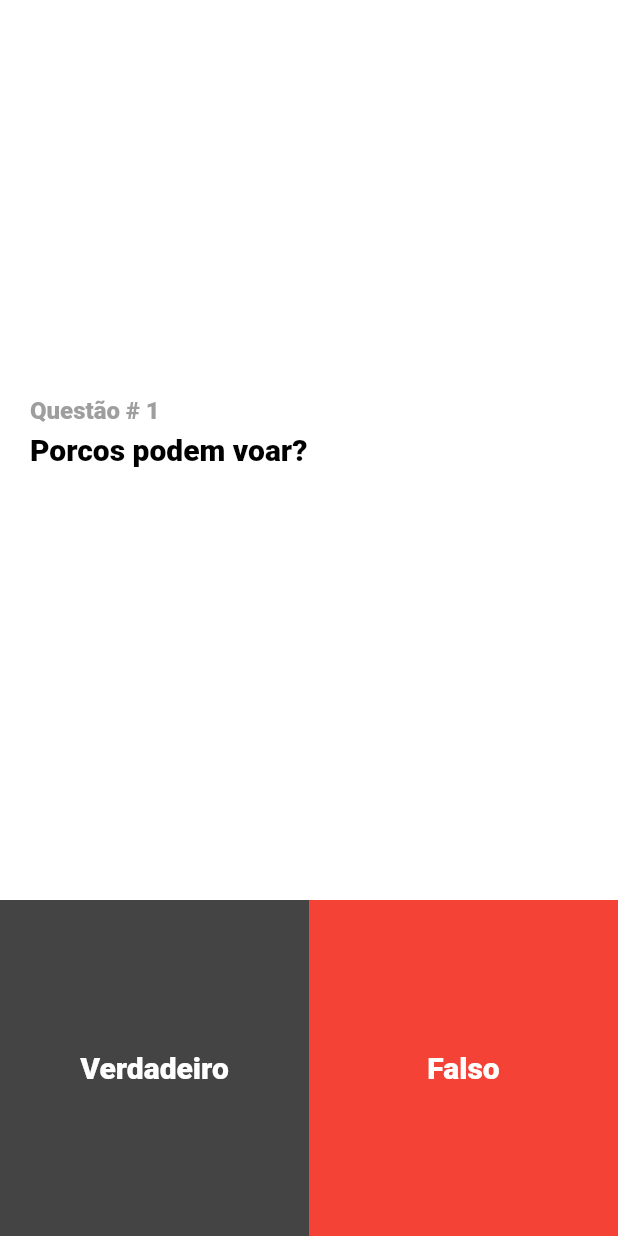
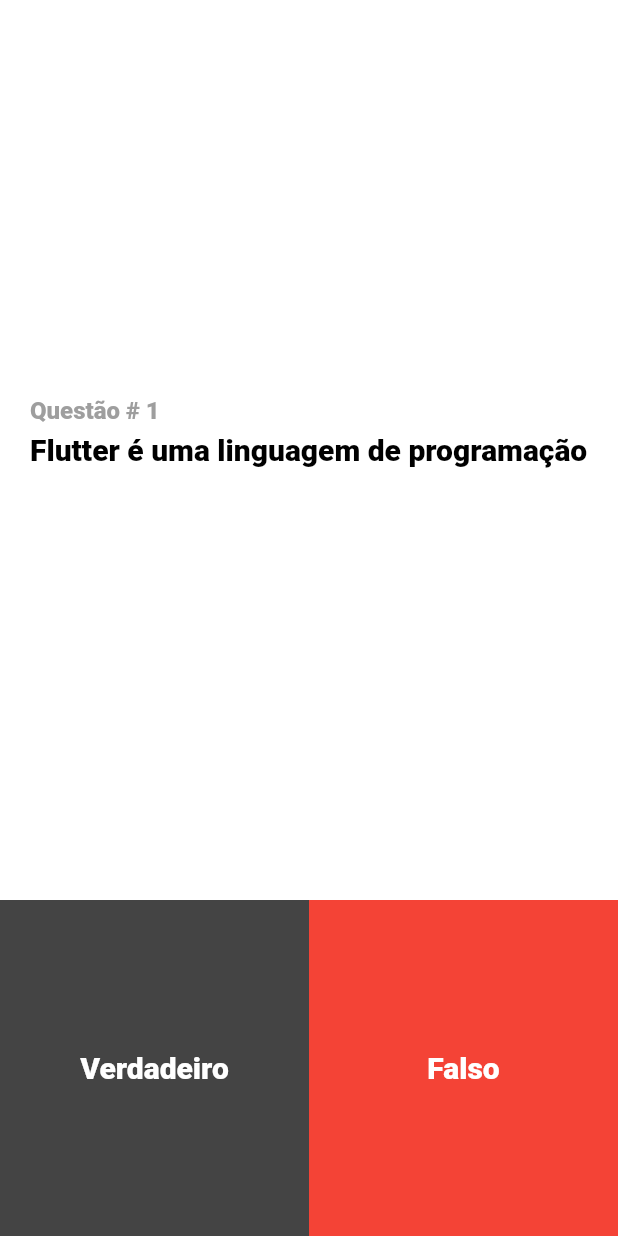
Before and after one commit to JoaoRenato2/QuizApp-Flutter, a Flutter app: the SelectionQuiz screen opened directly, after a tap on "Jogar", on a phone screen of 412 x 824 dp. Run offline on Flutter 3.47's test engine with Material 2 defaults, Android fonts, the phone set to English and light mode, and no system bars; our stand-ins replace cloud_firestore, firebase_auth, firebase_core, flutter_svg, get, getwidget and 1 more; missing offline and left inert: dart:js; accounts and stored records are empty; network calls fail; project files that could hold a hidden picture were left out.

```diff
--- a/app/lib/Screens/Quiz/quiz.dart
+++ b/app/lib/Screens/Quiz/quiz.dart
@@ -11,11 +11,12 @@ class Quiz extends StatefulWidget {
 
 class _Quiz extends State<Quiz> {
   List<Question> questions = [
-    Question("Porcos podem voar?", false),
-    Question("Bill Gates é o fundador da Microsoft", true),
-    Question("Cachorros tem 6 pernas", false),
-    Question("Pássaros tem 2 asas", true),
-    Question("Golfinhos não enxergam", false),
+    Question("Flutter é uma linguagem de programação", false),
+    Question("Dart veio para competir com o javascript", true),
+    Question("Dart é bom", false),
+    Question("Dart foi criado pela Google", true),
+    Question("NullException tem alguma utilidade", true),
+    Question("O Widget Scaffold engloba o Widget Container", true)
   ];
 
   int questionIndex = 0;
@@ -60,7 +61,7 @@ class _Quiz extends State<Quiz> {
                           child: Text(
                             answer,
                             style: TextStyle(
-                                color: answer == "Correct!"
+                                color: answer == "Correto!"
                                     ? Colors.green
                                     : Colors.red,
                                 fontWeight: FontWeight.w900,
@@ -90,13 +91,17 @@ class _Quiz extends State<Quiz> {
                       onTap: () {
                         if (questions[questionIndex].answer == true) {
                           setState(() {
-                            questionIndex++;
+                            if (questionIndex + 1 < questions.length) {
+                              questionIndex++;
+                            }
                             answer = "Correto!";
                           });
                         } else {
                           setState(() {
-                            questionIndex++;
-                            answer = "Incoreto!";
+                            if (questionIndex + 1 < questions.length) {
+                              questionIndex++;
+                            }
+                            answer = "Incorreto!";
                           });
                         }
                       },
@@ -118,12 +123,16 @@ class _Quiz extends State<Quiz> {
                         onTap: () {
                           if (questions[questionIndex].answer == false) {
                             setState(() {
-                              questionIndex++;
+                              if (questionIndex + 1 < questions.length) {
+                                questionIndex++;
+                              }
                               answer = "Correto!";
                             });
                           } else {
                             setState(() {
-                              questionIndex++;
+                              if (questionIndex + 1 < questions.length) {
+                                questionIndex++;
+                              }
                               answer = "Incorreto!";
                             });
                           }
--- a/app/lib/selection_quiz.dart
+++ b/app/lib/Screens/Quiz/selection_quiz.dart
@@ -1,5 +1,6 @@
 import 'package:app/Screens/Login/components/backgorund.dart';
 import 'package:app/Screens/Quiz/quiz.dart';
+import 'package:app/auth_controller.dart';
 import 'package:app/constants.dart';
 import 'package:flutter/cupertino.dart';
 import 'package:flutter/material.dart';
@@ -68,20 +69,21 @@ class SelectionQuiz extends StatelessWidget {
             backgroundColor: const Color.fromARGB(255, 229, 219, 236),
             child: ListView(
               children: [
-                const UserAccountsDrawerHeader(
-                    accountName: Text('Seu nome e sobrenome'),
-                    accountEmail: Text('seuemail@mail.com'),
-                    currentAccountPicture: CircleAvatar(
+                UserAccountsDrawerHeader(
+                    accountName: const Text('Nome'),
+                    accountEmail: Text(AuthController.instance.getEmail()),
+                    currentAccountPicture: const CircleAvatar(
                       backgroundImage: NetworkImage(
                           'https://cdn.pixabay.com/photo/2018/04/18/18/56/user-3331256_960_720.png'),
                     ),
-                    decoration: BoxDecoration(color: kPrimaryColor)),
+                    decoration: const BoxDecoration(color: kPrimaryColor)),
                 ListTile(
                   leading: const Icon(Icons.exit_to_app),
                   title: const Text("Logout"),
                   trailing: const Icon(Icons.arrow_forward),
                   onTap: () {
                     print("Logout");
+                    AuthController.instance.logOut(context);
                   },
                 ),
               ],
@@ -423,7 +425,9 @@ class _SettingsPageUiState extends State<SettingsPageUi> {
                     padding: const EdgeInsets.symmetric(horizontal: 40),
                     shape: RoundedRectangleBorder(
                         borderRadius: BorderRadius.circular(20))),
-                onPressed: () {},
+                onPressed: () {
+                  AuthController.instance.logOut(context);
+                },
                 child: const Text(
                   "SIGN OUT",
                   style: TextStyle(
--- a/app/lib/main.dart
+++ b/app/lib/main.dart
@@ -3,7 +3,7 @@ import 'package:app/auth_controller.dart';
 import 'package:app/constants.dart';
 import 'package:app/controllers/question_paper/data_uploader.dart';
 import 'package:app/firebase_options.dart';
-import 'package:app/selection_quiz.dart';
+import 'package:app/Screens/Quiz/selection_quiz.dart';
 import 'package:firebase_core/firebase_core.dart';
 import 'package:flutter/material.dart';
 import 'package:get/get.dart';
--- a/app/lib/validation.dart
+++ b/app/lib/validation.dart
@@ -1,4 +1,4 @@
-class Validation  {
+class Validation {
   String? campoEmail(String email) {
     if (email.isEmpty) {
       return 'Entre com seu e-mail';
@@ -17,7 +17,7 @@ class Validation  {
       return 'Entre com sua senha';
     }
     if (senha.length < 6) {
-      return 'A senha deve ter no mínimo 4 dígitos';
+      return 'O tamanho da senha está incorreto';
     }
     return null;
   }
```
Also changed, not shown: app/lib/Screens/Login/components/body.dart (+6 -6 lines), app/lib/Screens/Signup/body.dart (+2 -10 lines), app/lib/auth_controller.dart (+45 -1 lines).
